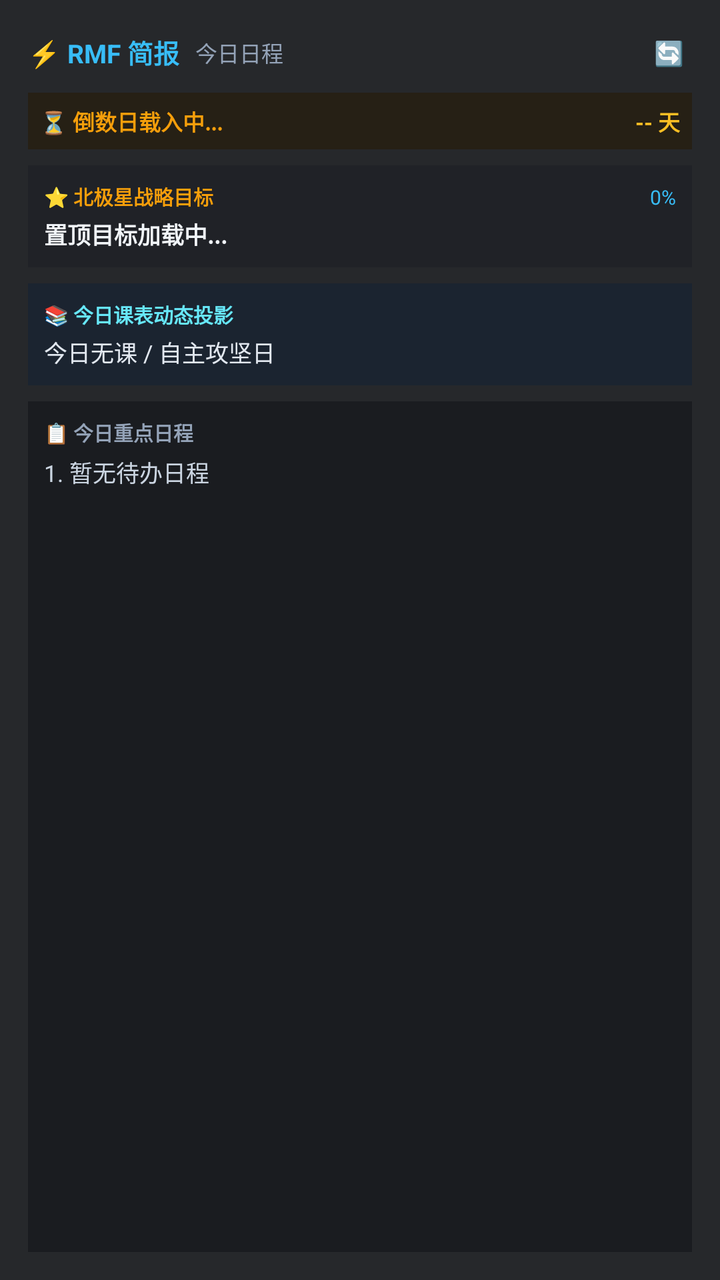
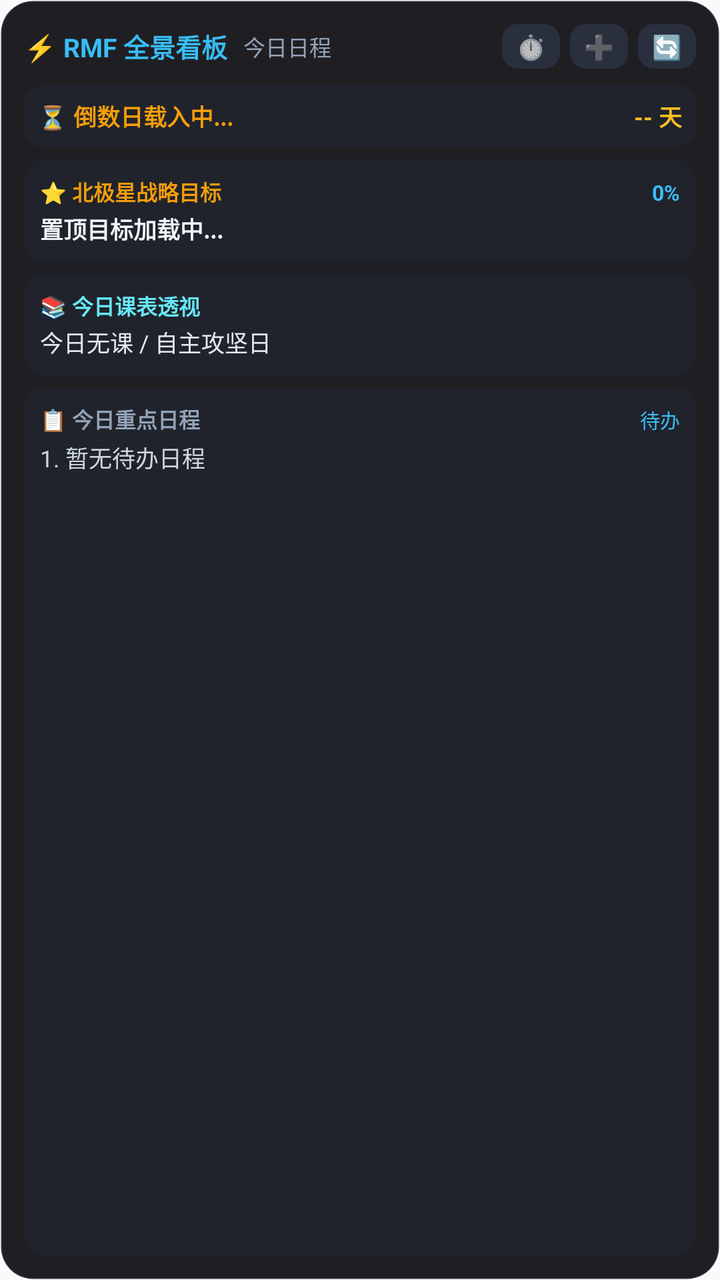

Compare the two renders of this Android layout. The source of the first and the diff that turns it into the second are given below.
<!-- AndroidManifest.xml: application theme Theme.RMF -->
<!-- res/layout/widget_rmf_desktop.xml -->
<?xml version="1.0" encoding="utf-8"?>
<LinearLayout xmlns:android="http://schemas.android.com/apk/res/android"
    android:id="@+id/widget_root"
    android:layout_width="match_parent"
    android:layout_height="match_parent"
    android:orientation="vertical"
    android:background="#EE18191C"
    android:padding="14dp">

    
    <LinearLayout
        android:layout_width="match_parent"
        android:layout_height="wrap_content"
        android:orientation="horizontal"
        android:gravity="center_vertical"
        android:layout_marginBottom="8dp">

        <TextView
            android:layout_width="wrap_content"
            android:layout_height="wrap_content"
            android:text="⚡ RMF 简报"
            android:textColor="#38BDF8"
            android:textSize="13sp"
            android:textStyle="bold" />

        <TextView
            android:id="@+id/widget_date_text"
            android:layout_width="0dp"
            android:layout_height="wrap_content"
            android:layout_weight="1"
            android:layout_marginStart="8dp"
            android:text="今日日程"
            android:textColor="#94A3B8"
            android:textSize="11sp" />

        <TextView
            android:id="@+id/widget_refresh_btn"
            android:layout_width="wrap_content"
            android:layout_height="wrap_content"
            android:padding="4dp"
            android:text="🔄"
            android:textColor="#94A3B8"
            android:textSize="12sp" />
    </LinearLayout>

    
    <LinearLayout
        android:id="@+id/widget_countdown_container"
        android:layout_width="match_parent"
        android:layout_height="wrap_content"
        android:orientation="horizontal"
        android:gravity="center_vertical"
        android:background="#262015"
        android:padding="6dp"
        android:layout_marginBottom="8dp">

        <TextView
            android:id="@+id/widget_countdown_title"
            android:layout_width="0dp"
            android:layout_height="wrap_content"
            android:layout_weight="1"
            android:ellipsize="end"
            android:maxLines="1"
            android:text="⏳ 倒数日载入中..."
            android:textColor="#F59E0B"
            android:textSize="11sp"
            android:textStyle="bold" />

        <TextView
            android:id="@+id/widget_countdown_days"
            android:layout_width="wrap_content"
            android:layout_height="wrap_content"
            android:text="-- 天"
            android:textColor="#FBBF24"
            android:textSize="11sp"
            android:textStyle="bold" />
    </LinearLayout>

    
    <LinearLayout
        android:layout_width="match_parent"
        android:layout_height="wrap_content"
        android:orientation="vertical"
        android:background="#202227"
        android:padding="8dp"
        android:layout_marginBottom="8dp">

        <LinearLayout
            android:layout_width="match_parent"
            android:layout_height="wrap_content"
            android:orientation="horizontal">

            <TextView
                android:layout_width="0dp"
                android:layout_height="wrap_content"
                android:layout_weight="1"
                android:text="⭐ 北极星战略目标"
                android:textColor="#F59E0B"
                android:textSize="10sp"
                android:textStyle="bold" />

            <TextView
                android:id="@+id/widget_north_star_progress"
                android:layout_width="wrap_content"
                android:layout_height="wrap_content"
                android:text="0%"
                android:textColor="#38BDF8"
                android:textSize="10sp" />
        </LinearLayout>

        <TextView
            android:id="@+id/widget_north_star_title"
            android:layout_width="match_parent"
            android:layout_height="wrap_content"
            android:layout_marginTop="3dp"
            android:ellipsize="end"
            android:maxLines="1"
            android:text="置顶目标加载中..."
            android:textColor="#F1F5F9"
            android:textSize="11.5sp"
            android:textStyle="bold" />
    </LinearLayout>

    
    <LinearLayout
        android:layout_width="match_parent"
        android:layout_height="wrap_content"
        android:orientation="vertical"
        android:background="#1B2430"
        android:padding="8dp"
        android:layout_marginBottom="8dp">

        <TextView
            android:layout_width="match_parent"
            android:layout_height="wrap_content"
            android:text="📚 今日课表动态投影"
            android:textColor="#67E8F9"
            android:textSize="10sp"
            android:textStyle="bold" />

        <TextView
            android:id="@+id/widget_courses_text"
            android:layout_width="match_parent"
            android:layout_height="wrap_content"
            android:layout_marginTop="3dp"
            android:ellipsize="end"
            android:maxLines="1"
            android:text="今日无课 / 自主攻坚日"
            android:textColor="#E2E8F0"
            android:textSize="11.5sp" />
    </LinearLayout>

    
    <LinearLayout
        android:layout_width="match_parent"
        android:layout_height="0dp"
        android:layout_weight="1"
        android:orientation="vertical"
        android:background="#1A1C20"
        android:padding="8dp">

        <TextView
            android:layout_width="match_parent"
            android:layout_height="wrap_content"
            android:text="📋 今日重点日程"
            android:textColor="#94A3B8"
            android:textSize="10sp"
            android:textStyle="bold"
            android:layout_marginBottom="4dp" />

        <TextView
            android:id="@+id/widget_task1"
            android:layout_width="match_parent"
            android:layout_height="wrap_content"
            android:ellipsize="end"
            android:maxLines="1"
            android:text="1. 暂无待办日程"
            android:textColor="#CBD5E1"
            android:textSize="11.5sp"
            android:layout_marginBottom="2dp" />

        <TextView
            android:id="@+id/widget_task2"
            android:layout_width="match_parent"
            android:layout_height="wrap_content"
            android:ellipsize="end"
            android:maxLines="1"
            android:text=""
            android:textColor="#94A3B8"
            android:textSize="11.5sp"
            android:layout_marginBottom="2dp" />

        <TextView
            android:id="@+id/widget_task3"
            android:layout_width="match_parent"
            android:layout_height="wrap_content"
            android:ellipsize="end"
            android:maxLines="1"
            android:text=""
            android:textColor="#94A3B8"
            android:textSize="11.5sp" />
    </LinearLayout>

</LinearLayout>
<!-- resources referenced by this layout -->
<resources>
  <style name="Theme.RMF" parent="android:Theme.Material.NoActionBar">
          <item name="android:statusBarColor">#F8FAFC</item>
          <item name="android:navigationBarColor">#FFFFFF</item>
          <item name="android:windowBackground">#F8FAFC</item>
          <item name="android:windowLightStatusBar">true</item>
      </style>
</resources>

<!-- the commit's change to res/layout/widget_rmf_desktop.xml (unified diff, before → after) -->
@@ -4,8 +4,8 @@
     android:layout_width="match_parent"
     android:layout_height="match_parent"
     android:orientation="vertical"
-    android:background="#EE18191C"
-    android:padding="14dp">
+    android:background="@drawable/bg_widget_card"
+    android:padding="12dp">
 
     
     <LinearLayout
@@ -18,7 +18,7 @@
         <TextView
             android:layout_width="wrap_content"
             android:layout_height="wrap_content"
-            android:text="⚡ RMF 简报"
+            android:text="⚡ RMF 全景看板"
             android:textColor="#38BDF8"
             android:textSize="13sp"
             android:textStyle="bold" />
@@ -33,11 +33,46 @@
             android:textColor="#94A3B8"
             android:textSize="11sp" />
 
+        
+        <TextView
+            android:id="@+id/widget_quick_focus_btn"
+            android:layout_width="wrap_content"
+            android:layout_height="wrap_content"
+            android:background="@drawable/bg_widget_button"
+            android:paddingStart="7dp"
+            android:paddingEnd="7dp"
+            android:paddingTop="3dp"
+            android:paddingBottom="3dp"
+            android:text="⏱️"
+            android:textSize="12sp"
+            android:layout_marginEnd="5dp" />
+
+        
+        <TextView
+            android:id="@+id/widget_quick_add_btn"
+            android:layout_width="wrap_content"
+            android:layout_height="wrap_content"
+            android:background="@drawable/bg_widget_button"
+            android:paddingStart="7dp"
+            android:paddingEnd="7dp"
+            android:paddingTop="3dp"
+            android:paddingBottom="3dp"
+            android:text="➕"
+            android:textColor="#38BDF8"
+            android:textSize="12sp"
+            android:textStyle="bold"
+            android:layout_marginEnd="5dp" />
+
+        
         <TextView
             android:id="@+id/widget_refresh_btn"
             android:layout_width="wrap_content"
             android:layout_height="wrap_content"
-            android:padding="4dp"
+            android:background="@drawable/bg_widget_button"
+            android:paddingStart="7dp"
+            android:paddingEnd="7dp"
+            android:paddingTop="3dp"
+            android:paddingBottom="3dp"
             android:text="🔄"
             android:textColor="#94A3B8"
             android:textSize="12sp" />
@@ -50,9 +85,9 @@
         android:layout_height="wrap_content"
         android:orientation="horizontal"
         android:gravity="center_vertical"
-        android:background="#262015"
-        android:padding="6dp"
-        android:layout_marginBottom="8dp">
+        android:background="@drawable/bg_widget_subcard"
+        android:padding="7dp"
+        android:layout_marginBottom="6dp">
 
         <TextView
             android:id="@+id/widget_countdown_title"
@@ -63,7 +98,7 @@
             android:maxLines="1"
             android:text="⏳ 倒数日载入中..."
             android:textColor="#F59E0B"
-            android:textSize="11sp"
+            android:textSize="11.5sp"
             android:textStyle="bold" />
 
         <TextView
@@ -72,18 +107,19 @@
             android:layout_height="wrap_content"
             android:text="-- 天"
             android:textColor="#FBBF24"
-            android:textSize="11sp"
-            android:textStyle="bold" />
-    </LinearLayout>
-
-    
-    <LinearLayout
+            android:textSize="11.5sp"
+            android:textStyle="bold" />
+    </LinearLayout>
+
+    
+    <LinearLayout
+        android:id="@+id/widget_north_star_container"
         android:layout_width="match_parent"
         android:layout_height="wrap_content"
         android:orientation="vertical"
-        android:background="#202227"
+        android:background="@drawable/bg_widget_subcard"
         android:padding="8dp"
-        android:layout_marginBottom="8dp">
+        android:layout_marginBottom="6dp">
 
         <LinearLayout
             android:layout_width="match_parent"
@@ -96,7 +132,7 @@
                 android:layout_weight="1"
                 android:text="⭐ 北极星战略目标"
                 android:textColor="#F59E0B"
-                android:textSize="10sp"
+                android:textSize="10.5sp"
                 android:textStyle="bold" />
 
             <TextView
@@ -104,71 +140,89 @@
                 android:layout_width="wrap_content"
                 android:layout_height="wrap_content"
                 android:text="0%"
+                android:textColor="#38BDF8"
+                android:textSize="10.5sp"
+                android:textStyle="bold" />
+        </LinearLayout>
+
+        <TextView
+            android:id="@+id/widget_north_star_title"
+            android:layout_width="match_parent"
+            android:layout_height="wrap_content"
+            android:layout_marginTop="2dp"
+            android:ellipsize="end"
+            android:maxLines="1"
+            android:text="置顶目标加载中..."
+            android:textColor="#F1F5F9"
+            android:textSize="11.5sp"
+            android:textStyle="bold" />
+    </LinearLayout>
+
+    
+    <LinearLayout
+        android:id="@+id/widget_courses_container"
+        android:layout_width="match_parent"
+        android:layout_height="wrap_content"
+        android:orientation="vertical"
+        android:background="@drawable/bg_widget_subcard"
+        android:padding="8dp"
+        android:layout_marginBottom="6dp">
+
+        <TextView
+            android:layout_width="match_parent"
+            android:layout_height="wrap_content"
+            android:text="📚 今日课表透视"
+            android:textColor="#67E8F9"
+            android:textSize="10.5sp"
+            android:textStyle="bold" />
+
+        <TextView
+            android:id="@+id/widget_courses_text"
+            android:layout_width="match_parent"
+            android:layout_height="wrap_content"
+            android:layout_marginTop="2dp"
+            android:ellipsize="end"
+            android:maxLines="1"
+            android:text="今日无课 / 自主攻坚日"
+            android:textColor="#E2E8F0"
+            android:textSize="11.5sp" />
+    </LinearLayout>
+
+    
+    <LinearLayout
+        android:id="@+id/widget_tasks_container"
+        android:layout_width="match_parent"
+        android:layout_height="0dp"
+        android:layout_weight="1"
+        android:orientation="vertical"
+        android:background="@drawable/bg_widget_subcard"
+        android:padding="8dp">
+
+        <LinearLayout
+            android:layout_width="match_parent"
+            android:layout_height="wrap_content"
+            android:orientation="horizontal"
+            android:layout_marginBottom="3dp">
+
+            <TextView
+                android:layout_width="0dp"
+                android:layout_height="wrap_content"
+                android:layout_weight="1"
+                android:text="📋 今日重点日程"
+                android:textColor="#94A3B8"
+                android:textSize="10.5sp"
+                android:textStyle="bold" />
+
+            <TextView
+                android:id="@+id/widget_tasks_summary"
+                android:layout_width="wrap_content"
+                android:layout_height="wrap_content"
+                android:text="待办"
                 android:textColor="#38BDF8"
                 android:textSize="10sp" />
         </LinearLayout>
 
         <TextView
-            android:id="@+id/widget_north_star_title"
-            android:layout_width="match_parent"
-            android:layout_height="wrap_content"
-            android:layout_marginTop="3dp"
-            android:ellipsize="end"
-            android:maxLines="1"
-            android:text="置顶目标加载中..."
-            android:textColor="#F1F5F9"
-            android:textSize="11.5sp"
-            android:textStyle="bold" />
-    </LinearLayout>
-
-    
-    <LinearLayout
-        android:layout_width="match_parent"
-        android:layout_height="wrap_content"
-        android:orientation="vertical"
-        android:background="#1B2430"
-        android:padding="8dp"
-        android:layout_marginBottom="8dp">
-
-        <TextView
-            android:layout_width="match_parent"
-            android:layout_height="wrap_content"
-            android:text="📚 今日课表动态投影"
-            android:textColor="#67E8F9"
-            android:textSize="10sp"
-            android:textStyle="bold" />
-
-        <TextView
-            android:id="@+id/widget_courses_text"
-            android:layout_width="match_parent"
-            android:layout_height="wrap_content"
-            android:layout_marginTop="3dp"
-            android:ellipsize="end"
-            android:maxLines="1"
-            android:text="今日无课 / 自主攻坚日"
-            android:textColor="#E2E8F0"
-            android:textSize="11.5sp" />
-    </LinearLayout>
-
-    
-    <LinearLayout
-        android:layout_width="match_parent"
-        android:layout_height="0dp"
-        android:layout_weight="1"
-        android:orientation="vertical"
-        android:background="#1A1C20"
-        android:padding="8dp">
-
-        <TextView
-            android:layout_width="match_parent"
-            android:layout_height="wrap_content"
-            android:text="📋 今日重点日程"
-            android:textColor="#94A3B8"
-            android:textSize="10sp"
-            android:textStyle="bold"
-            android:layout_marginBottom="4dp" />
-
-        <TextView
             android:id="@+id/widget_task1"
             android:layout_width="match_parent"
             android:layout_height="wrap_content"
<!-- resource entries referenced after the edit -->
@@ -1,5 +1,27 @@
 <!-- resources referenced by this layout -->
 <resources>
+  <!-- drawable bg_widget_button (drawable) -->
+  <?xml version="1.0" encoding="utf-8"?>
+  <shape xmlns:android="http://schemas.android.com/apk/res/android"
+      android:shape="rectangle">
+      <corners android:radius="8dp" />
+      <solid android:color="#2A2F3D" />
+  </shape>
+  <!-- drawable bg_widget_card (drawable) -->
+  <?xml version="1.0" encoding="utf-8"?>
+  <shape xmlns:android="http://schemas.android.com/apk/res/android"
+      android:shape="rectangle">
+      <corners android:radius="16dp" />
+      <solid android:color="#F2131418" />
+      <stroke android:width="1dp" android:color="#26FFFFFF" />
+  </shape>
+  <!-- drawable bg_widget_subcard (drawable) -->
+  <?xml version="1.0" encoding="utf-8"?>
+  <shape xmlns:android="http://schemas.android.com/apk/res/android"
+      android:shape="rectangle">
+      <corners android:radius="10dp" />
+      <solid android:color="#20232B" />
+  </shape>
   <style name="Theme.RMF" parent="android:Theme.Material.NoActionBar">
           <item name="android:statusBarColor">#F8FAFC</item>
           <item name="android:navigationBarColor">#FFFFFF</item>
